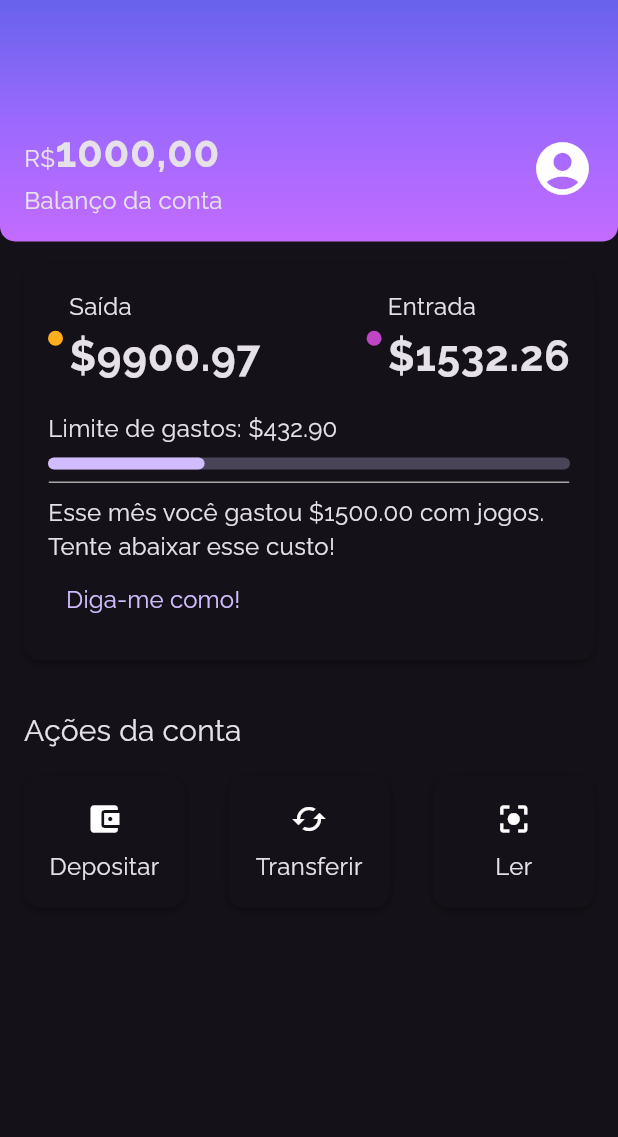
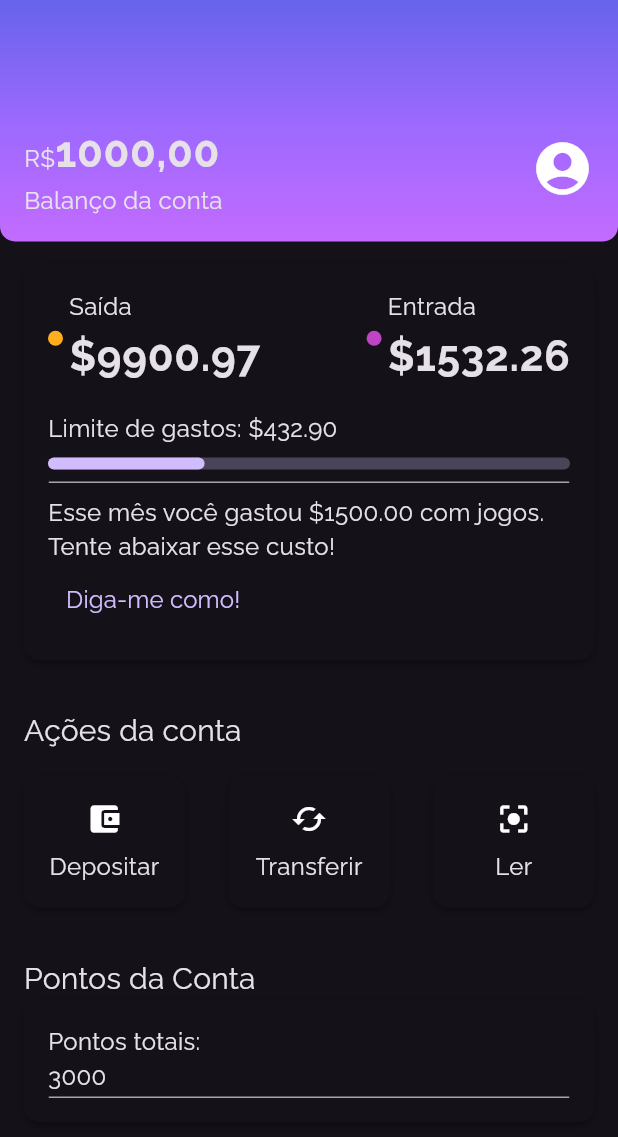
Before and after one commit to SamuelVitorCarvalho/alubank, a Flutter app: the screen it shows after launch, on a phone screen of 412 x 824 dp. Shown: the top 1137 px of the screen. Run offline on Flutter 3.47's test engine with Material 3 defaults, Android fonts, the phone set to English and light mode, and no system bars.

Commit message:
Começo da ultima section (AccountPoints)

```diff
--- /dev/null
+++ b/lib/components/sections/account_points.dart
@@ -0,0 +1,43 @@
+import 'package:alubank/components/box_card.dart';
+import 'package:alubank/components/content_division.dart';
+import 'package:flutter/material.dart';
+
+class AccountPoints extends StatelessWidget {
+  const AccountPoints({super.key});
+
+  @override
+  Widget build(BuildContext context) {
+    return Padding(
+      padding: const EdgeInsets.all(16.0),
+      child: Column(
+        crossAxisAlignment: CrossAxisAlignment.start,
+        children: [
+          Text(
+            'Pontos da Conta',
+            style: Theme.of(context).textTheme.titleMedium,
+          ),
+          const BoxCard(boxContent: _AccountPointsContent())
+        ],
+      ),
+    );
+  }
+}
+
+class _AccountPointsContent extends StatelessWidget {
+  const _AccountPointsContent({super.key});
+
+  @override
+  Widget build(BuildContext context) {
+    return Column(
+      crossAxisAlignment: CrossAxisAlignment.start,
+      children: [
+        Text('Pontos totais:'),
+        Text('3000'),
+        Padding(
+          padding: const EdgeInsets.only(top: 2.0),
+          child: ContentDivision(),
+        ),
+      ],
+    );
+  }
+}
--- a/lib/components/sections/recent_activity.dart
+++ b/lib/components/sections/recent_activity.dart
@@ -2,7 +2,6 @@ import 'package:alubank/components/box_card.dart';
 import 'package:alubank/components/color_dot.dart';
 import 'package:alubank/components/content_division.dart';
 import 'package:flutter/material.dart';
-
 import '../../themes/theme_colors.dart';
 
 class RecentActivity extends StatelessWidget {
--- a/lib/screens/home.dart
+++ b/lib/screens/home.dart
@@ -1,10 +1,8 @@
-import 'package:alubank/components/box_card.dart';
-import 'package:alubank/components/color_dot.dart';
 import 'package:alubank/components/sections/account_actions.dart';
+import 'package:alubank/components/sections/account_points.dart';
 import 'package:alubank/components/sections/header.dart';
 import 'package:alubank/components/sections/recent_activity.dart';
 import 'package:flutter/material.dart';
-import '../themes/theme_colors.dart';
 
 class Home extends StatelessWidget {
   const Home({super.key});
@@ -14,9 +12,10 @@ class Home extends StatelessWidget {
     return Scaffold(
         body: Column(
           children: <Widget>[
-            const Header(),
+            Header(),
             RecentActivity(),
-            AccountActions()
+            AccountActions(),
+            AccountPoints(),
           ],
         ),
       );
```
